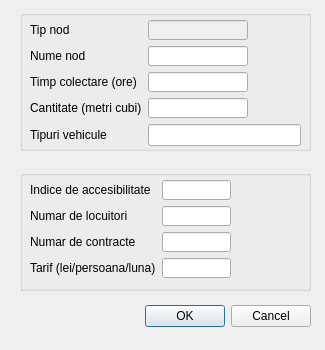
cleonro/VRPMapEditorQt, file VRPMapEditorQt/nodeviewdialog.ui: the form before one commit.
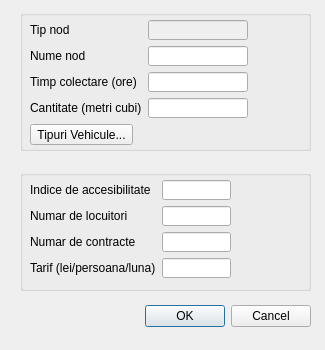
The form after the commit.

Commit message: -vehicles information and costs widget -central widgget nodes list

Patch:
```diff
--- a/VRPMapEditorQt/nodeviewdialog.ui
+++ b/VRPMapEditorQt/nodeviewdialog.ui
@@ -96,7 +96,7 @@
     <string/>
    </property>
   </widget>
-  <widget class="QWidget" name="">
+  <widget class="QWidget" name="layoutWidget">
    <property name="geometry">
     <rect>
      <x>30</x>
@@ -179,7 +179,7 @@
     </item>
    </layout>
   </widget>
-  <widget class="QWidget" name="">
+  <widget class="QWidget" name="layoutWidget">
    <property name="geometry">
     <rect>
      <x>30</x>
@@ -189,6 +189,9 @@
     </rect>
    </property>
    <layout class="QFormLayout" name="formLayout">
+    <property name="fieldGrowthPolicy">
+     <enum>QFormLayout::AllNonFixedFieldsGrow</enum>
+    </property>
     <item row="0" column="0">
      <widget class="QLabel" name="labelType">
       <property name="text">
@@ -260,16 +263,13 @@
       </property>
      </widget>
     </item>
-    <item row="4" column="0">
-     <widget class="QLabel" name="labelVehicles">
+    <item row="4" column="0" colspan="2">
+     <widget class="QToolButton" name="toolButton">
       <property name="text">
-       <string>Tipuri vehicule</string>
+       <string>Tipuri Vehicule...</string>
       </property>
      </widget>
     </item>
-    <item row="4" column="1">
-     <widget class="QLineEdit" name="lineVehicles"/>
-    </item>
    </layout>
   </widget>
  </widget>
```
Left out of the diff: 27 changed lines with no effect on the pictures. The commit also changes 32 other files.
